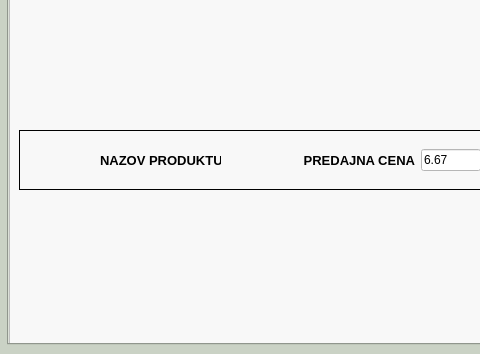
The window that source/code/main.ui (tomas-magat/camels-eshop-infosystem) describes before a commit, drawn with Qt 5; both pictures show x 0 to 480 and y 96 to 450 of the 800 by 450 pixel window.
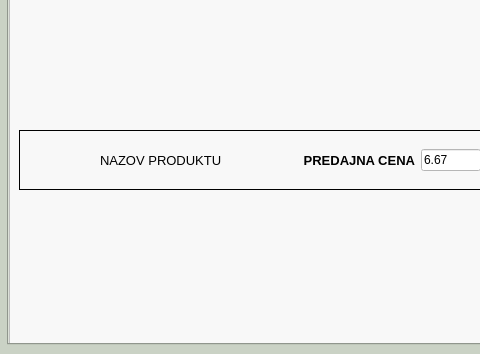
The same window after the commit. Icons and pictures are not drawn.

Commit message: cenotvorba conflict resolved

```diff
--- a/source/code/main.ui
+++ b/source/code/main.ui
@@ -1829,8 +1829,8 @@
                        <font>
                         <family>MS Shell Dlg 2</family>
                         <pointsize>10</pointsize>
-                        <weight>75</weight>
-                        <bold>true</bold>
+                        <weight>50</weight>
+                        <bold>false</bold>
                        </font>
                       </property>
                       <property name="text">
```
The commit also changes 2 other files.
